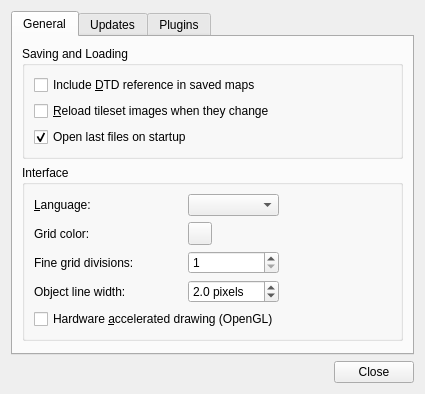
mapeditor/tiled, file src/tiled/preferencesdialog.ui: the form before one commit.
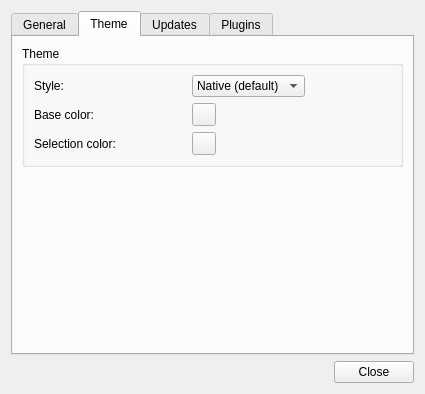
The form after the commit. The open tabs and pages were chosen to show the change. Custom widgets are drawn as their Qt base class.

```diff
--- a/src/tiled/preferencesdialog.ui
+++ b/src/tiled/preferencesdialog.ui
@@ -179,6 +179,113 @@
        </item>
       </layout>
      </widget>
+     <widget class="QWidget" name="tab_2">
+      <attribute name="title">
+       <string>Theme</string>
+      </attribute>
+      <layout class="QVBoxLayout" name="verticalLayout_3">
+       <item>
+        <widget class="QGroupBox" name="groupBox_3">
+         <property name="title">
+          <string>Theme</string>
+         </property>
+         <layout class="QGridLayout" name="gridLayout_4">
+          <item row="0" column="1">
+           <spacer name="horizontalSpacer_4">
+            <property name="orientation">
+             <enum>Qt::Horizontal</enum>
+            </property>
+            <property name="sizeHint" stdset="0">
+             <size>
+              <width>72</width>
+              <height>20</height>
+             </size>
+            </property>
+           </spacer>
+          </item>
+          <item row="0" column="2">
+           <widget class="QComboBox" name="styleCombo">
+            <item>
+             <property name="text">
+              <string>Native (default)</string>
+             </property>
+            </item>
+            <item>
+             <property name="text">
+              <string>Fusion</string>
+             </property>
+            </item>
+            <item>
+             <property name="text">
+              <string>Tiled Fusion</string>
+             </property>
+            </item>
+           </widget>
+          </item>
+          <item row="2" column="0" colspan="2">
+           <widget class="QLabel" name="selectionColorLabel">
+            <property name="text">
+             <string>Selection color:</string>
+            </property>
+           </widget>
+          </item>
+          <item row="2" column="2">
+           <widget class="Tiled::Internal::ColorButton" name="selectionColor"/>
+          </item>
+          <item row="0" column="0">
+           <widget class="QLabel" name="label_5">
+            <property name="text">
+             <string>Style:</string>
+            </property>
+            <property name="buddy">
+             <cstring>styleCombo</cstring>
+            </property>
+           </widget>
+          </item>
+          <item row="1" column="2">
+           <widget class="Tiled::Internal::ColorButton" name="baseColor"/>
+          </item>
+          <item row="0" column="3">
+           <spacer name="horizontalSpacer">
+            <property name="orientation">
+             <enum>Qt::Horizontal</enum>
+            </property>
+            <property name="sizeHint" stdset="0">
+             <size>
+              <width>72</width>
+              <height>20</height>
+             </size>
+            </property>
+           </spacer>
+          </item>
+          <item row="1" column="0">
+           <widget class="QLabel" name="baseColorLabel">
+            <property name="text">
+             <string>Base color:</string>
+            </property>
+            <property name="buddy">
+             <cstring>baseColor</cstring>
+            </property>
+           </widget>
+          </item>
+         </layout>
+        </widget>
+       </item>
+       <item>
+        <spacer name="verticalSpacer_3">
+         <property name="orientation">
+          <enum>Qt::Vertical</enum>
+         </property>
+         <property name="sizeHint" stdset="0">
+          <size>
+           <width>20</width>
+           <height>40</height>
+          </size>
+         </property>
+        </spacer>
+       </item>
+      </layout>
+     </widget>
      <widget class="QWidget" name="tab_3">
       <attribute name="title">
        <string>Updates</string>
```
